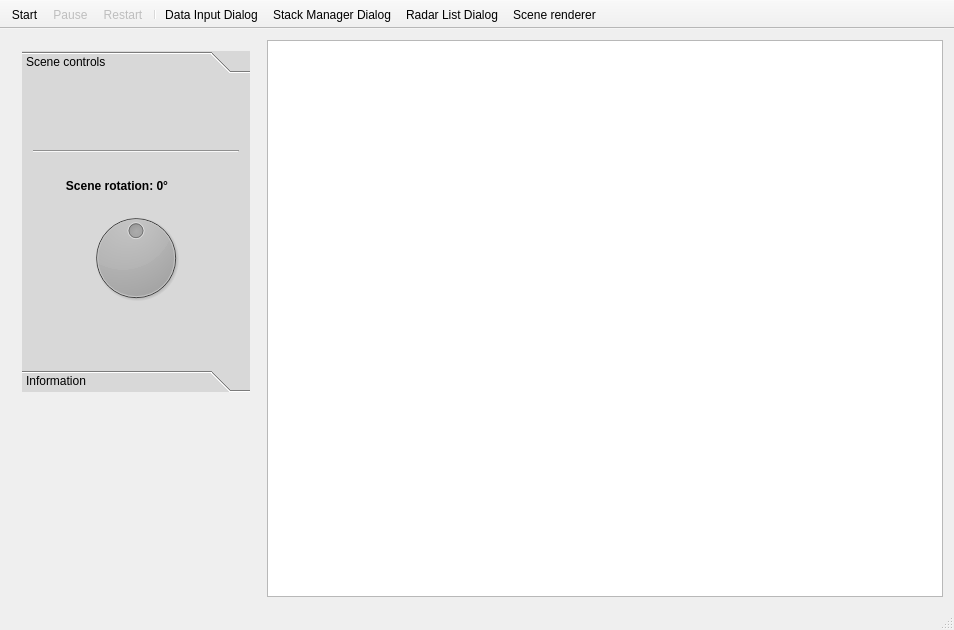
Qt form DACUSN/mainwindow.ui (Gresthorn/DACUSN) before a commit.
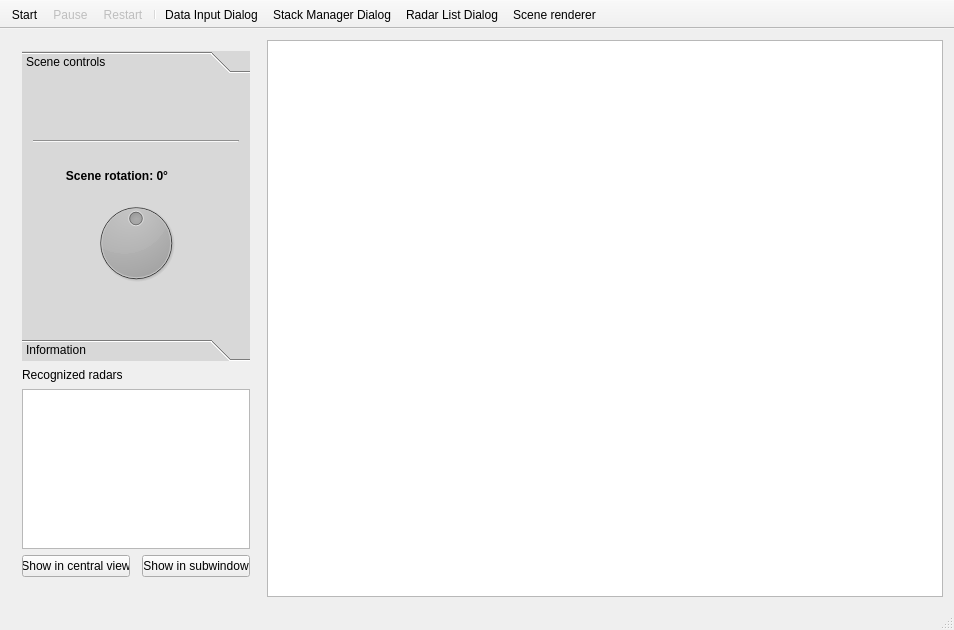
The same form after that commit. The open tabs and pages were chosen to show the change. Icons and pictures are not drawn.

Commit message: Starting work on radarSubWindow functionality. Dialog for subWindow like display created. Added radar list in front panel and update signal/slot connection with radarlist dialog programmed.

What changed in the file:
```diff
--- a/DACUSN/mainwindow.ui
+++ b/DACUSN/mainwindow.ui
@@ -56,20 +56,7 @@
        </size>
       </property>
       <layout class="QGridLayout" name="gridLayout_4">
-       <item row="1" column="0">
-        <spacer name="verticalSpacer">
-         <property name="orientation">
-          <enum>Qt::Vertical</enum>
-         </property>
-         <property name="sizeHint" stdset="0">
-          <size>
-           <width>20</width>
-           <height>40</height>
-          </size>
-         </property>
-        </spacer>
-       </item>
-       <item row="0" column="0">
+       <item row="0" column="0" colspan="3">
         <widget class="QToolBox" name="sceneControlsToolBox">
          <property name="minimumSize">
           <size>
@@ -98,7 +85,7 @@
             <x>0</x>
             <y>0</y>
             <width>232</width>
-            <height>291</height>
+            <height>258</height>
            </rect>
           </property>
           <property name="styleSheet">
@@ -649,6 +636,80 @@
          </widget>
         </widget>
        </item>
+       <item row="2" column="0" colspan="3">
+        <widget class="QListWidget" name="radarListWidget"/>
+       </item>
+       <item row="4" column="0">
+        <spacer name="verticalSpacer">
+         <property name="orientation">
+          <enum>Qt::Vertical</enum>
+         </property>
+         <property name="sizeHint" stdset="0">
+          <size>
+           <width>20</width>
+           <height>40</height>
+          </size>
+         </property>
+        </spacer>
+       </item>
+       <item row="3" column="2">
+        <widget class="QPushButton" name="showInSubWindowButton">
+         <property name="text">
+          <string>Show in subwindow</string>
+         </property>
+        </widget>
+       </item>
+       <item row="3" column="0">
+        <widget class="QPushButton" name="showInCentralButton">
+         <property name="text">
+          <string>Show in central view</string>
+         </property>
+        </widget>
+       </item>
+       <item row="1" column="0">
+        <widget class="QLabel" name="recognizedRadarsLabel">
+         <property name="text">
+          <string>Recognized radars</string>
+         </property>
+        </widget>
+       </item>
+       <item row="1" column="2">
+        <widget class="QPushButton" name="refreshRadarListButton">
+         <property name="minimumSize">
+          <size>
+           <width>16</width>
+           <height>16</height>
+          </size>
+         </property>
+         <property name="maximumSize">
+          <size>
+           <width>16</width>
+           <height>16</height>
+          </size>
+         </property>
+         <property name="baseSize">
+          <size>
+           <width>16</width>
+           <height>16</height>
+          </size>
+         </property>
+         <property name="styleSheet">
+          <string notr="true">QPushButton {
+	border:none;
+	image: url(&quot;:/mainToolbar/icons/refresh_icon.png&quot;);
+}
+QPushButton:hover{
+	image: url(&quot;:/mainToolbar/icons/refresh_icon_hover.png&quot;);
+}
+QPushButton:checked{
+	image: url(&quot;:/mainToolbar/icons/refresh_icon_hover.png&quot;);
+}</string>
+         </property>
+         <property name="text">
+          <string/>
+         </property>
+        </widget>
+       </item>
       </layout>
      </widget>
     </item>
```
Left out of the diff: 36 changed lines with no effect on the pictures. The commit also changes 14 other files.
